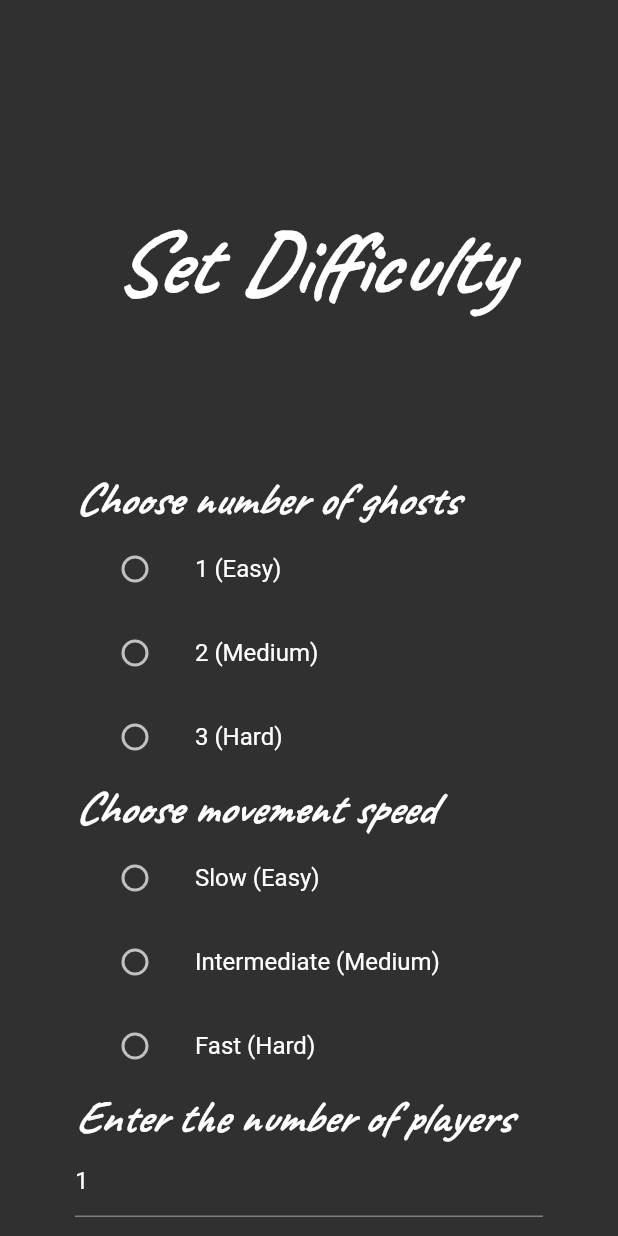
After one commit to Deepanshu-Rohilla/Pacman-COP, a Flutter app: the GameForm screen opened directly, on a phone screen of 412 x 824 dp. The commit adds this screen. Run offline on Flutter 3.47's test engine with Material 2 defaults, Android fonts, the phone set to English and light mode, and no system bars; our stand-ins replace audioplayers, google_fonts; missing offline and left inert: dart:ffi.

Commit message:
form modulariseD

```diff
--- /dev/null
+++ b/lib/form.dart
@@ -0,0 +1,235 @@
+import 'package:flutter/material.dart';
+import 'package:google_fonts/google_fonts.dart';
+import 'package:pacman/gamescreen.dart';
+
+import 'mazegame.dart';
+
+class GameForm extends StatefulWidget {
+  bool pacman;
+  GameForm(this.pacman);
+
+  @override
+  _GameFormState createState() => _GameFormState();
+}
+
+class _GameFormState extends State<GameForm> {
+
+
+  final _formKey = GlobalKey<FormState>();
+  int numberOfGhosts=-1;
+  int movementSpeed=-1;
+  int numberOfPlayers=1;
+  bool validInteger=true;
+  @override
+  Widget build(BuildContext context) {
+    double h = MediaQuery.of(context).size.height;
+    return  Scaffold(
+      body: SingleChildScrollView(
+        child: Column(
+          children: [
+            SizedBox(height: h/6),
+            Text('Set Difficulty',
+              style: GoogleFonts.caveat(
+                textStyle: Theme.of(context).textTheme.headline4,
+                fontSize: 60,
+                fontWeight: FontWeight.w700,
+                fontStyle: FontStyle.italic,
+                color: Colors.white,
+              ),),
+
+
+            Center(
+              child: Padding(
+                padding: const EdgeInsets.only(top: 100, left: 50, right: 50),
+                child: Form(
+                  key: _formKey,
+                  child: Column(
+                    crossAxisAlignment: CrossAxisAlignment.start,
+                    children: <Widget>[
+                      Text('Choose number of ghosts',
+                        style: GoogleFonts.caveat(
+                          textStyle: Theme.of(context).textTheme.headline4,
+                          fontSize: 30,
+                          fontWeight: FontWeight.w700,
+                          fontStyle: FontStyle.italic,
+                          color: Colors.white,
+                        ),),
+                      ListTile(
+                        title:  Text( widget.pacman ? '1 (Easy)' : '0 (Easy)'),
+                        leading: Radio(
+                          value: widget.pacman ? 1 : 0,
+                          groupValue: numberOfGhosts,
+                          onChanged: (int value) {
+                            setState(() {
+                              numberOfGhosts = value;
+                            });
+                          },
+                        ),
+                      ),
+                      ListTile(
+                        title: const Text('2 (Medium)'),
+                        leading: Radio(
+                          value: 2,
+                          groupValue: numberOfGhosts,
+                          onChanged: (int value) {
+                            setState(() {
+                              numberOfGhosts = value;
+                            });
+                          },
+                        ),
+                      ),
+                      ListTile(
+                        title: const Text('3 (Hard)'),
+                        leading: Radio(
+                          value: 3,
+                          groupValue: numberOfGhosts,
+                          onChanged: (int value) {
+                            setState(() {
+                              numberOfGhosts = value;
+                            });
+                          },
+                        ),
+                      ),
+                      Text('Choose movement speed',
+                        style: GoogleFonts.caveat(
+                          textStyle: Theme.of(context).textTheme.headline4,
+                          fontSize: 30,
+                          fontWeight: FontWeight.w700,
+                          fontStyle: FontStyle.italic,
+                          color: Colors.white,
+                        ),),
+                      ListTile(
+                        title: const Text('Slow (Easy)'),
+                        leading: Radio(
+                          value: 1,
+                          groupValue: movementSpeed,
+                          onChanged: (int value) {
+                            setState(() {
+                              movementSpeed = value;
+                            });
+                          },
+                        ),
+                      ),
+                      ListTile(
+                        title: const Text('Intermediate (Medium)'),
+                        leading: Radio(
+                          value: 2,
+                          groupValue: movementSpeed,
+                          onChanged: (int value) {
+                            setState(() {
+                              movementSpeed = value;
+                            });
+                          },
+                        ),
+                      ),
+                      ListTile(
+                        title: const Text('Fast (Hard)'),
+                        leading: Radio(
+                          value: 3,
+                          groupValue: movementSpeed,
+                          onChanged: (int value) {
+                            setState(() {
+                              movementSpeed = value;
+                            });
+                          },
+                        ),
+                      ),
+                      Text('Enter the number of players',
+                        style: GoogleFonts.caveat(
+                          textStyle: Theme.of(context).textTheme.headline4,
+                          fontSize: 30,
+                          fontWeight: FontWeight.w700,
+                          fontStyle: FontStyle.italic,
+                          color: Colors.white,
+                        ),),
+                      TextFormField(
+                        initialValue: '1',
+                        onChanged: (String value){
+                          setState(() {
+                            try{
+                              print('here');
+                              numberOfPlayers = int.parse(value);
+                              validInteger = true;
+                              print('here1');
+                              print("wowo his okay value is ${int.parse(value)}");
+                              print('here2');
+                            }catch(e){
+                              validInteger = false;
+                              print("wowo his is" + value);
+                            }
+
+                          });
+                        },
+                        // The validator receives the text that the user has entered.
+                        validator: (value) {
+                          if (value == null || value.isEmpty) {
+                            return 'Please enter some text';
+                          }
+                          return null;
+                        },
+                      ),
+                      Padding(
+                        padding: const EdgeInsets.symmetric(vertical: 16.0),
+                        child: ElevatedButton(
+                          onPressed: () {
+                            if (_formKey.currentState.validate()==null) {
+                              ScaffoldMessenger.of(context)
+                                  .showSnackBar(SnackBar(content: Text('Processing Data')));
+                            }
+                          },
+                          child: GestureDetector(
+                            child : Text('Submit'),
+                            onTap: (){
+                              if(numberOfGhosts==-1 || movementSpeed==-1 || !validInteger){
+                                showDialog(context: context, builder: (BuildContext context){
+                                  return AlertDialog(
+                                    title: Center(child: Text( numberOfGhosts==-1 ?"Please enter the number of ghosts!" :
+                                    validInteger ? "Please enter the movement speed!" :
+                                    "Please enter valid integer value")),
+                                    actions: [
+                                      RaisedButton(
+                                        onPressed: () {
+                                          Navigator.pop(context);
+                                        },
+                                        textColor: Colors.white,
+                                        padding: const EdgeInsets.all(0.0),
+                                        child: Container(
+                                          decoration: const BoxDecoration(
+                                            gradient: LinearGradient(
+                                              colors: <Color>[
+                                                Color(0xFF0D47A1),
+                                                Color(0xFF1976D2),
+                                                Color(0xFF42A5F5),
+                                              ],
+                                            ),
+                                          ),
+                                          padding: const EdgeInsets.all(10.0),
+                                          child: const Text('Go Back'),
+                                        ),
+                                      )
+                                    ],
+                                  );
+                                });
+                              }
+                              else{
+                                print(numberOfGhosts);
+                                print(movementSpeed);
+                                Navigator.push(context, MaterialPageRoute(builder: (context) => widget.pacman ?  GameScreen(numberOfGhosts, movementSpeed,numberOfPlayers)
+                                : MazeGameScreen(numberOfGhosts,movementSpeed,numberOfPlayers)));
+                              }
+
+                            },
+                          ),
+                        ),
+                      ),
+                    ],
+                  ),
+                ),
+              ),
+            ),
+          ],
+        ),
+      ),
+    );
+  }
+}
--- a/lib/gamescreen.dart
+++ b/lib/gamescreen.dart
@@ -12,7 +12,8 @@ import 'package:flutter/rendering.dart';
 class GameScreen extends StatefulWidget {
   int numberOfGhosts;
   int movementSpeed;
-  GameScreen(this.numberOfGhosts, this.movementSpeed);
+  int numberOfPlayers;
+  GameScreen(this.numberOfGhosts, this.movementSpeed, this.numberOfPlayers);
   @override
   _GameScreenState createState() => _GameScreenState();
 }
--- a/lib/mazegame.dart
+++ b/lib/mazegame.dart
@@ -12,7 +12,8 @@ import 'package:flutter/rendering.dart';
 class MazeGameScreen extends StatefulWidget {
   int numberOfGhosts;
   int movementSpeed;
-  MazeGameScreen(this.numberOfGhosts, this.movementSpeed);
+  int numberOfPlayers;
+  MazeGameScreen(this.numberOfGhosts, this.movementSpeed, this.numberOfPlayers);
   @override
   _MazeGameScreenState createState() => _MazeGameScreenState();
 }
@@ -532,7 +533,7 @@ class _MazeGameScreenState extends State<MazeGameScreen> {
                 mainAxisAlignment: MainAxisAlignment.spaceEvenly,
                 children: [
                   Text(
-                    " Score : " + (score).toString(),
+                    " Time : " + (score).toString(),
                     // // (MediaQuery.of(context).size.height.toInt() * 0.0139)
                     //     .toInt()
                     //     .toString(),
```
Also changed, not shown: lib/homepage.dart (+4 -5 lines), lib/mazegame_form.dart (deleted, +0 -189 lines), lib/pacman_form.dart (deleted, +0 -190 lines), 5 other files.
